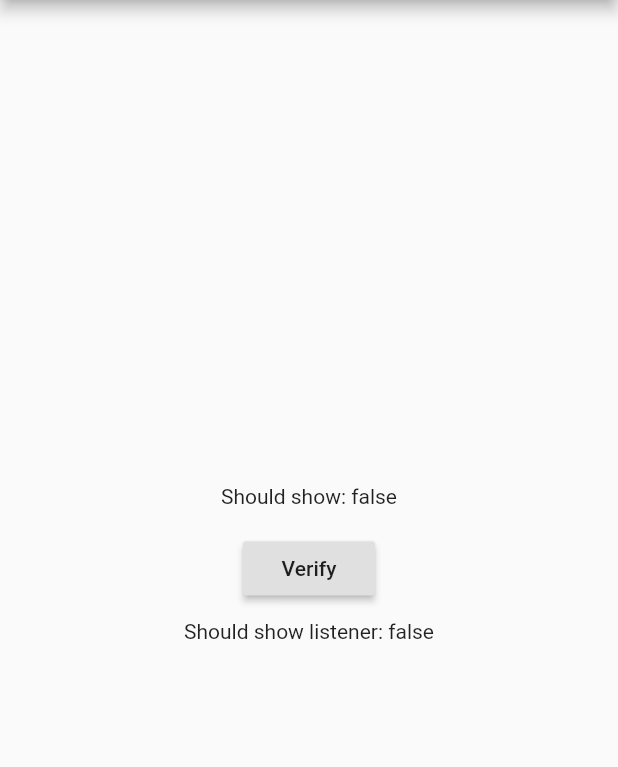
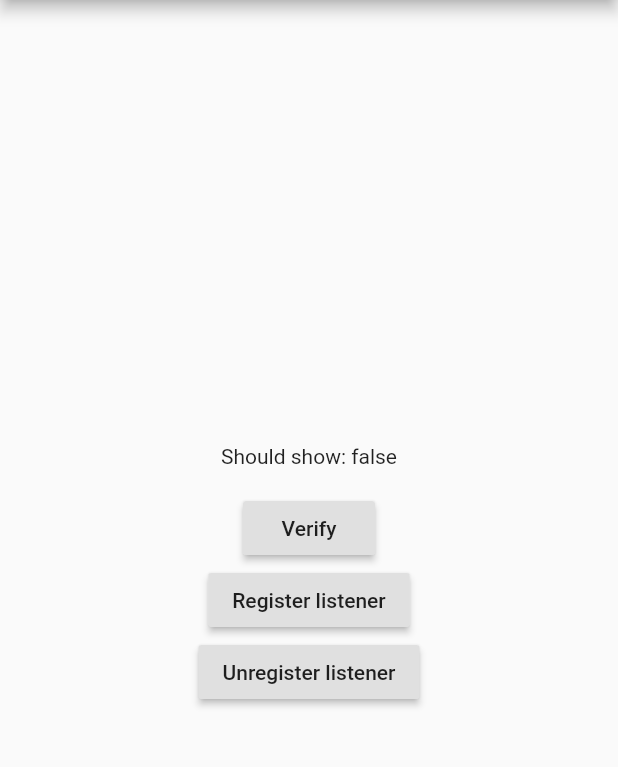
Before and after one commit to andre-paraense/launchdarkly_flutter, a Flutter app: the screen it shows after launch, after a tap on "Verify", on a phone screen of 412 x 824 dp, the part 84-851 px from its top. Run offline on Flutter 3.47's test engine with Material 2 defaults, Android fonts, the phone set to English and light mode, and no system bars.

Commit message:
Dart and Android sides

```diff
--- a/example/lib/main.dart
+++ b/example/lib/main.dart
@@ -12,8 +12,11 @@ class MyApp extends StatefulWidget {
 
 class _MyAppState extends State<MyApp> {
   bool _shouldShow = false;
-  bool _shouldShowListener = false;
   LaunchdarklyFlutter launchdarklyFlutter;
+
+  String mobileKey = 'YOUR_MOBILE_KEY';
+  String userId = 'USER_ID';
+  String flagKey = 'FLAG_KEY';
 
   @override
   void initState() {
@@ -28,7 +31,7 @@ class _MyAppState extends State<MyApp> {
     launchdarklyFlutter = LaunchdarklyFlutter();
 
     try {
-      await launchdarklyFlutter.init('YOUR_MOBILE_KEY', 'USER_ID');
+      await launchdarklyFlutter.init(mobileKey, userId);
     } on PlatformException {}
   }
 
@@ -46,16 +49,26 @@ class _MyAppState extends State<MyApp> {
               Text('Should show: $_shouldShow\n'),
               RaisedButton(
                 onPressed: () async {
-                  verifyFlag('FLAG_KEY');
-
-                  try{
-                    await launchdarklyFlutter.registerFeatureFlagListener('FLAG_KEY', verifyFlagListener);
-                  } on PlatformException {}
+                  _verifyFlag(flagKey);
                 },
                 child: Text('Verify'),
               ),
-              SizedBox(height: 10.0,),
-              Text('Should show listener: $_shouldShowListener\n'),
+              RaisedButton(
+                onPressed: () async {
+                  try{
+                    await launchdarklyFlutter.registerFeatureFlagListener(flagKey, _verifyFlag);
+                  } on PlatformException {}
+                },
+                child: Text('Register listener'),
+              ),
+              RaisedButton(
+                onPressed: () async {
+                  try{
+                    await launchdarklyFlutter.unregisterFeatureFlagListener(flagKey);
+                  } on PlatformException {}
+                },
+                child: Text('Unregister listener'),
+              ),
             ],
           ),
         ),
@@ -63,7 +76,7 @@ class _MyAppState extends State<MyApp> {
     );
   }
 
-  void verifyFlag(String flagKey) async {
+  void _verifyFlag(String flagKey) async {
     bool shouldShow;
     // Platform messages may fail, so we use a try/catch PlatformException.
     try {
@@ -82,24 +95,4 @@ class _MyAppState extends State<MyApp> {
       _shouldShow = shouldShow;
     });
   }
-
-  void verifyFlagListener(String flagKey) async {
-    bool shouldShowListener;
-    // Platform messages may fail, so we use a try/catch PlatformException.
-    try {
-      shouldShowListener =
-      await launchdarklyFlutter.boolVariation(flagKey, false);
-    } on PlatformException {
-      shouldShowListener = false;
-    }
-
-    // If the widget was removed from the tree while the asynchronous platform
-    // message was in flight, we want to discard the reply rather than calling
-    // setState to update our non-existent appearance.
-    if (!mounted) return;
-
-    setState(() {
-      _shouldShowListener = shouldShowListener;
-    });
-  }
 }
```
